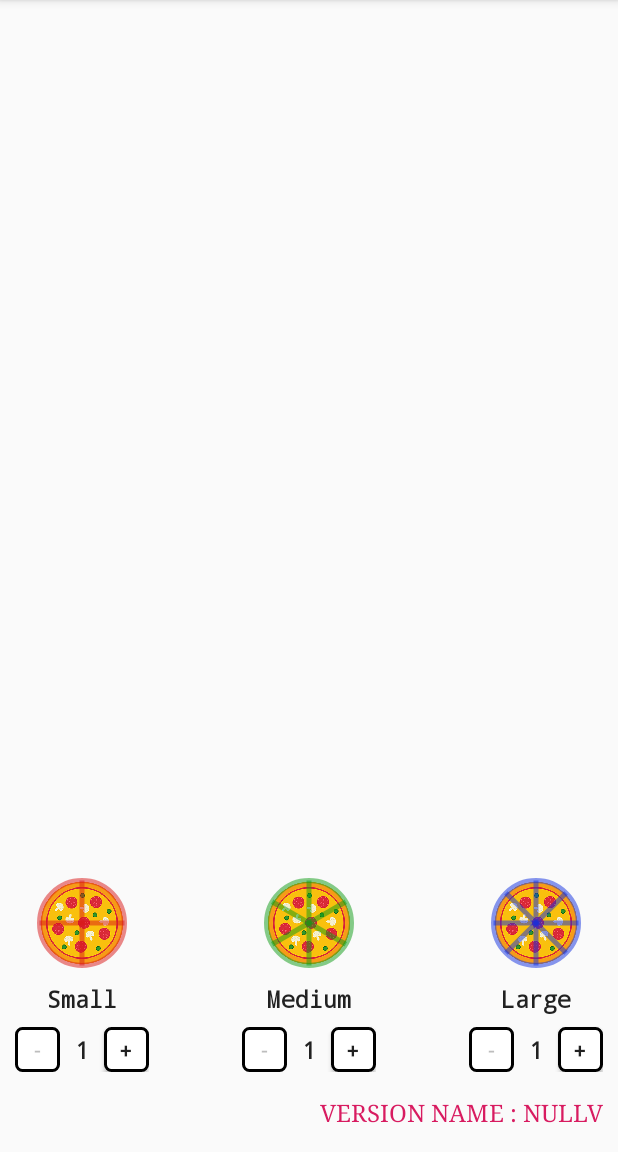
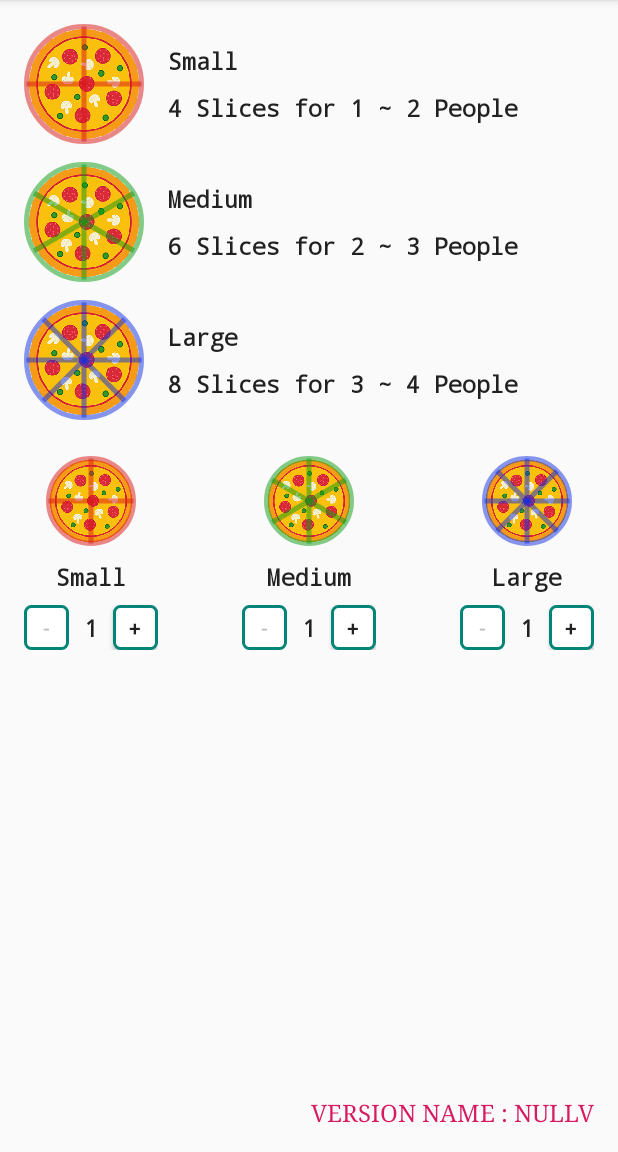
Before and after one commit to ahmedadeltito/CustomViewsAndAnimations, an Android app: the screen it shows after launch (MainActivity), on a phone screen of 412 x 824 dp, the part 84-1236 px from its top. Run offline under Robolectric (Android 15) with nearby library versions, the phone set to English and light mode, and no system bars.

Commit message:
Create PizzaListItem to implement onMeasure and onLayout methods and to know how we can use them easily.

```diff
--- a/app/src/main/java/com/egdroid/customviewsandanimations/MainActivity.kt
+++ b/app/src/main/java/com/egdroid/customviewsandanimations/MainActivity.kt
@@ -1,12 +1,27 @@
 package com.egdroid.customviewsandanimations
 
+import android.os.Bundle
 import androidx.appcompat.app.AppCompatActivity
-import android.os.Bundle
+import com.egdroid.customviewsandanimations.widget.PizzaListItem
 
 class MainActivity : AppCompatActivity() {
+
+    private val smallPizzaListItem by lazy {
+        findViewById<PizzaListItem>(R.id.small_pizza_list_item)
+    }
+    private val mediumPizzaListItem by lazy {
+        findViewById<PizzaListItem>(R.id.medium_pizza_list_item)
+    }
+    private val largePizzaListItem by lazy {
+        findViewById<PizzaListItem>(R.id.large_pizza_list_item)
+    }
 
     override fun onCreate(savedInstanceState: Bundle?) {
         super.onCreate(savedInstanceState)
         setContentView(R.layout.activity_main)
+
+        smallPizzaListItem.setPizzaSize(PizzaSize.SMALL)
+        mediumPizzaListItem.setPizzaSize(PizzaSize.MEDIUM)
+        largePizzaListItem.setPizzaSize(PizzaSize.LARGE)
     }
 }
--- a/app/src/main/java/com/egdroid/customviewsandanimations/widget/NumberOfPizzasView.kt
+++ b/app/src/main/java/com/egdroid/customviewsandanimations/widget/NumberOfPizzasView.kt
@@ -70,7 +70,6 @@ class NumberOfPizzasView : ConstraintLayout {
         }
 
         pizzaView?.setPizzaSize(pizzaSize)
-        pizzaView?.setPizzaColor(pizzaColor)
 
         updateView()
 
--- /dev/null
+++ b/app/src/main/java/com/egdroid/customviewsandanimations/widget/PizzaListItem.kt
@@ -0,0 +1,146 @@
+package com.egdroid.customviewsandanimations.widget
+
+import android.content.Context
+import android.util.AttributeSet
+import android.view.ViewGroup
+import android.widget.TextView
+import com.egdroid.customviewsandanimations.PizzaSize
+import com.egdroid.customviewsandanimations.R
+import kotlin.math.max
+
+/**
+ * Created at Tito on 2019-07-21
+ */
+
+class PizzaListItem @JvmOverloads constructor(
+    context: Context,
+    attrs: AttributeSet? = null,
+    defStyleAttr: Int = 0
+) : ViewGroup(context, attrs, defStyleAttr) {
+
+    private lateinit var pizzaView: PizzaView
+    private lateinit var pizzaTitleTv: TextView
+    private lateinit var pizzaSubtitleTv: TextView
+
+    private var pizzaSize: PizzaSize = PizzaSize.SMALL
+
+    override fun onFinishInflate() {
+        super.onFinishInflate()
+
+        pizzaView = findViewById(R.id.pizza_list_item_icon)
+        pizzaTitleTv = findViewById(R.id.pizza_list_item_title_tv)
+        pizzaSubtitleTv = findViewById(R.id.pizza_list_item_subtitle_tv)
+
+        updatePizzaSize()
+
+    }
+
+    override fun checkLayoutParams(p: LayoutParams?): Boolean {
+        return p is MarginLayoutParams
+    }
+
+    override fun generateDefaultLayoutParams(): LayoutParams {
+        return MarginLayoutParams(LayoutParams.WRAP_CONTENT, LayoutParams.WRAP_CONTENT)
+    }
+
+    override fun generateLayoutParams(p: LayoutParams?): LayoutParams {
+        return MarginLayoutParams(p)
+    }
+
+    override fun generateLayoutParams(attrs: AttributeSet?): LayoutParams {
+        return MarginLayoutParams(context, attrs)
+    }
+
+    override fun onMeasure(widthMeasureSpec: Int, heightMeasureSpec: Int) {
+
+        measureChildWithMargins(
+            pizzaView, widthMeasureSpec, 0, heightMeasureSpec, 0
+        )
+        var marginLayoutParams = pizzaView.layoutParams as MarginLayoutParams
+        val pizzaViewWidthUsed =
+            pizzaView.measuredWidth + marginLayoutParams.leftMargin + marginLayoutParams.rightMargin
+        val pizzaViewHeightUsed =
+            pizzaView.measuredHeight + marginLayoutParams.topMargin + marginLayoutParams.bottomMargin
+
+        measureChildWithMargins(
+            pizzaTitleTv, widthMeasureSpec, pizzaViewWidthUsed, heightMeasureSpec, 0
+        )
+        marginLayoutParams = pizzaTitleTv.layoutParams as MarginLayoutParams
+        val titleWidthUsed =
+            pizzaTitleTv.measuredWidth + marginLayoutParams.leftMargin + marginLayoutParams.rightMargin
+        val titleHeightUsed =
+            pizzaTitleTv.measuredHeight + marginLayoutParams.topMargin + marginLayoutParams.bottomMargin
+
+        measureChildWithMargins(
+            pizzaSubtitleTv, widthMeasureSpec, pizzaViewWidthUsed, heightMeasureSpec, titleHeightUsed
+        )
+        marginLayoutParams = pizzaSubtitleTv.layoutParams as MarginLayoutParams
+        val subtitleWidthUsed =
+            pizzaSubtitleTv.measuredWidth + marginLayoutParams.leftMargin + marginLayoutParams.rightMargin
+        val subtitleHeightUsed =
+            pizzaSubtitleTv.measuredHeight + marginLayoutParams.topMargin + marginLayoutParams.bottomMargin
+
+        val width = pizzaViewWidthUsed + max(titleWidthUsed, subtitleWidthUsed) + paddingLeft + paddingRight
+        val height = max(pizzaViewHeightUsed, titleHeightUsed + subtitleHeightUsed) + paddingTop + paddingBottom
+
+        setMeasuredDimension(width, height)
+
+    }
+
+    override fun onLayout(changed: Boolean, l: Int, t: Int, r: Int, b: Int) {
+
+        val pizzaViewLayoutParams = pizzaView.layoutParams as MarginLayoutParams
+        var left = paddingLeft + pizzaViewLayoutParams.leftMargin
+        var top = paddingTop + pizzaViewLayoutParams.topMargin
+        var right = left + pizzaView.measuredWidth
+        var bottom = top + pizzaView.measuredHeight
+
+        pizzaView.layout(left, top, right, bottom)
+
+        val pizzaViewRightPlusMargin = right + pizzaViewLayoutParams.rightMargin
+
+        val pizzaTitleLayoutParams = pizzaTitleTv.layoutParams as MarginLayoutParams
+        left = pizzaViewRightPlusMargin + pizzaTitleLayoutParams.leftMargin
+        top = paddingTop + pizzaTitleLayoutParams.topMargin
+        right = left + pizzaTitleTv.measuredWidth
+        bottom = top + pizzaTitleTv.measuredHeight
+
+        pizzaTitleTv.layout(left, top, right, bottom)
+
+        val pizzaTitleBottomPlusMargin = bottom + pizzaTitleLayoutParams.bottomMargin
+
+        val pizzaSubtitleLayoutParams = pizzaSubtitleTv.layoutParams as MarginLayoutParams
+        left = pizzaViewRightPlusMargin + pizzaSubtitleLayoutParams.leftMargin
+        top = pizzaTitleBottomPlusMargin + pizzaSubtitleLayoutParams.topMargin
+        right = left + pizzaSubtitleTv.measuredWidth
+        bottom = top + pizzaSubtitleTv.measuredHeight
+
+        pizzaSubtitleTv.layout(left, top, right, bottom)
+
+    }
+
+    fun setPizzaSize(pizzaSize: PizzaSize) {
+        this.pizzaSize = pizzaSize
+        updatePizzaSize()
+    }
+
+    private fun updatePizzaSize() {
+        pizzaView.setPizzaSize(pizzaSize)
+
+        when (pizzaSize) {
+            PizzaSize.SMALL -> {
+                pizzaTitleTv.text = resources.getString(R.string.small).capitalize()
+                pizzaSubtitleTv.text = resources.getString(R.string.small_pizza)
+            }
+            PizzaSize.MEDIUM -> {
+                pizzaTitleTv.text = resources.getString(R.string.medium).capitalize()
+                pizzaSubtitleTv.text = resources.getString(R.string.medium_pizza)
+            }
+            PizzaSize.LARGE -> {
+                pizzaTitleTv.text = resources.getString(R.string.large).capitalize()
+                pizzaSubtitleTv.text = resources.getString(R.string.large_pizza)
+            }
+        }
+    }
+
+}
--- a/app/src/main/java/com/egdroid/customviewsandanimations/widget/PizzaView.kt
+++ b/app/src/main/java/com/egdroid/customviewsandanimations/widget/PizzaView.kt
@@ -4,6 +4,7 @@ import android.content.Context
 import android.graphics.*
 import android.util.AttributeSet
 import android.view.View
+import androidx.core.content.ContextCompat
 import com.egdroid.customviewsandanimations.PizzaSize
 import com.egdroid.customviewsandanimations.R
 import kotlin.math.min
@@ -20,6 +21,8 @@ import kotlin.math.min
 class PizzaView : View {
 
     private lateinit var paint: Paint
+    private lateinit var imagePaint: Paint
+
     private lateinit var pepperoniPizzaBitmap: Bitmap
 
     private var numOfSlices = 4
@@ -69,10 +72,16 @@ class PizzaView : View {
         paint.strokeWidth = strokeWidth.toFloat()
         paint.color = color
 
-        pepperoniPizzaBitmap = BitmapFactory.decodeResource(resources, R.drawable.pepperoni_pizza)
-        post {
-            pepperoniPizzaBitmap = Bitmap.createScaledBitmap(pepperoniPizzaBitmap, width, height, false)
-        }
+        imagePaint = Paint(Paint.ANTI_ALIAS_FLAG)
+    }
+
+    override fun onSizeChanged(w: Int, h: Int, oldw: Int, oldh: Int) {
+        pepperoniPizzaBitmap = Bitmap.createScaledBitmap(
+            BitmapFactory.decodeResource(resources, R.drawable.pepperoni_pizza),
+            w,
+            h,
+            false
+        )
     }
 
     override fun onDraw(canvas: Canvas) {
@@ -85,7 +94,7 @@ class PizzaView : View {
         val diameter = min(width, height) - paint.strokeWidth
         val radius = diameter / 2
 
-        canvas.drawBitmap(pepperoniPizzaBitmap, 0F, 0F, null)
+        canvas.drawBitmap(pepperoniPizzaBitmap, 0F, 0F, imagePaint)
 
         canvas.drawCircle(cx, cy, radius, paint)
         drawPizzaCuts(canvas, cx, cy, radius)
@@ -106,15 +115,24 @@ class PizzaView : View {
 
     fun setPizzaSize(pizzaSize: PizzaSize?) {
         numOfSlices = when (pizzaSize) {
-            PizzaSize.SMALL -> 4
-            PizzaSize.MEDIUM -> 6
-            PizzaSize.LARGE -> 8
+            PizzaSize.SMALL -> {
+                setPizzaColor(ContextCompat.getColor(context, R.color.red))
+                4
+            }
+            PizzaSize.MEDIUM -> {
+                setPizzaColor(ContextCompat.getColor(context, R.color.green))
+                6
+            }
+            PizzaSize.LARGE -> {
+                setPizzaColor(ContextCompat.getColor(context, R.color.blue))
+                8
+            }
             else -> 4
         }
         invalidate()
     }
 
-    fun setPizzaColor(pizzaColor: Int) {
+    private fun setPizzaColor(pizzaColor: Int) {
         color = pizzaColor
         paint.color = color
     }
--- a/app/src/main/res/drawable/transparent_bg_bordered.xml
+++ b/app/src/main/res/drawable/transparent_bg_bordered.xml
@@ -7,7 +7,7 @@
 
     <stroke
             android:width="2dp"
-            android:color="@color/black"/>
+            android:color="@color/colorPrimary"/>
 
     <corners
             android:radius="4dp"/>
--- a/app/src/main/res/layout/activity_main.xml
+++ b/app/src/main/res/layout/activity_main.xml
@@ -5,16 +5,41 @@
         xmlns:app="http://schemas.android.com/apk/res-auto"
         android:layout_width="match_parent"
         android:layout_height="match_parent"
-        android:paddingStart="10dp"
-        android:paddingEnd="10dp"
+        android:padding="16dp"
         tools:context=".MainActivity">
+
+    <include
+            android:id="@+id/small_pizza_list_item"
+            android:layout_width="wrap_content"
+            android:layout_height="wrap_content"
+            app:layout_constraintTop_toTopOf="parent"
+            app:layout_constraintStart_toStartOf="parent"
+            layout="@layout/pizza_list_item"/>
+
+    <include
+            android:id="@+id/medium_pizza_list_item"
+            android:layout_width="wrap_content"
+            android:layout_height="wrap_content"
+            android:layout_marginTop="12dp"
+            app:layout_constraintTop_toBottomOf="@id/small_pizza_list_item"
+            app:layout_constraintStart_toStartOf="parent"
+            layout="@layout/pizza_list_item"/>
+
+    <include
+            android:id="@+id/large_pizza_list_item"
+            android:layout_width="wrap_content"
+            android:layout_height="wrap_content"
+            android:layout_marginTop="12dp"
+            app:layout_constraintTop_toBottomOf="@id/medium_pizza_list_item"
+            app:layout_constraintStart_toStartOf="parent"
+            layout="@layout/pizza_list_item"/>
 
     <com.egdroid.customviewsandanimations.widget.NumberOfPizzasView
             android:id="@+id/small_number_of_pizza_view"
             android:layout_width="wrap_content"
             android:layout_height="wrap_content"
-            android:layout_marginBottom="16dp"
-            app:layout_constraintBottom_toTopOf="@id/version_name_tv"
+            android:layout_marginTop="16dp"
+            app:layout_constraintTop_toBottomOf="@id/large_pizza_list_item"
             app:layout_constraintStart_toStartOf="parent"
             app:pizza_size="small"
             app:pizza_color="@color/red"/>
@@ -23,8 +48,8 @@
             android:id="@+id/medium_number_of_pizza_view"
             android:layout_width="wrap_content"
             android:layout_height="wrap_content"
-            android:layout_marginBottom="16dp"
-            app:layout_constraintBottom_toTopOf="@id/version_name_tv"
+            android:layout_marginTop="16dp"
+            app:layout_constraintTop_toBottomOf="@id/large_pizza_list_item"
             app:layout_constraintStart_toEndOf="@id/small_number_of_pizza_view"
             app:layout_constraintEnd_toStartOf="@id/large_number_of_pizza_view"
             app:pizza_size="medium"
@@ -34,8 +59,8 @@
             android:id="@+id/large_number_of_pizza_view"
             android:layout_width="wrap_content"
             android:layout_height="wrap_content"
-            android:layout_marginBottom="16dp"
-            app:layout_constraintBottom_toTopOf="@id/version_name_tv"
+            android:layout_marginTop="16dp"
+            app:layout_constraintTop_toBottomOf="@id/large_pizza_list_item"
             app:layout_constraintEnd_toEndOf="parent"
             app:pizza_size="large"
             app:pizza_color="@color/blue"/>
@@ -45,7 +70,6 @@
             android:layout_width="wrap_content"
             android:layout_height="wrap_content"
             android:layout_marginTop="16dp"
-            android:layout_marginBottom="16dp"
             style="@style/CustomTitle"
             tools:text="Version Name : 1.0v"
             app:layout_constraintBottom_toBottomOf="parent"
--- /dev/null
+++ b/app/src/main/res/layout/pizza_list_item.xml
@@ -0,0 +1,34 @@
+<?xml version="1.0" encoding="utf-8"?>
+<com.egdroid.customviewsandanimations.widget.PizzaListItem
+        xmlns:android="http://schemas.android.com/apk/res/android" xmlns:tools="http://schemas.android.com/tools"
+        xmlns:app="http://schemas.android.com/apk/res-auto"
+        android:orientation="vertical"
+        android:layout_width="wrap_content"
+        android:layout_height="wrap_content">
+
+    <com.egdroid.customviewsandanimations.widget.PizzaView
+            android:id="@+id/pizza_list_item_icon"
+            android:layout_width="80dp"
+            android:layout_height="80dp"
+            android:layout_marginEnd="16dp"
+            app:color="@color/red"
+            app:stroke_width="3dp"
+            app:num_slices="4"/>
+
+    <TextView
+            android:id="@+id/pizza_list_item_title_tv"
+            style="@style/PizzaSizeStyle"
+            android:layout_width="wrap_content"
+            android:layout_height="wrap_content"
+            android:layout_marginTop="14dp"
+            android:layout_marginBottom="10dp"
+            tools:text="Pizza Size"/>
+
+    <TextView
+            android:id="@+id/pizza_list_item_subtitle_tv"
+            style="@style/PizzaSizeStyle"
+            android:layout_width="wrap_content"
+            android:layout_height="wrap_content"
+            tools:text="Pizza Description"/>
+
+</com.egdroid.customviewsandanimations.widget.PizzaListItem>
--- a/app/src/main/res/values/strings.xml
+++ b/app/src/main/res/values/strings.xml
@@ -12,4 +12,8 @@
     <string name="medium">Medium</string>
     <string name="large">Large</string>
 
+    <string name="small_pizza">4 Slices for 1 ~ 2 People</string>
+    <string name="medium_pizza">6 Slices for 2 ~ 3 People</string>
+    <string name="large_pizza">8 Slices for 3 ~ 4 People</string>
+
 </resources>
```
